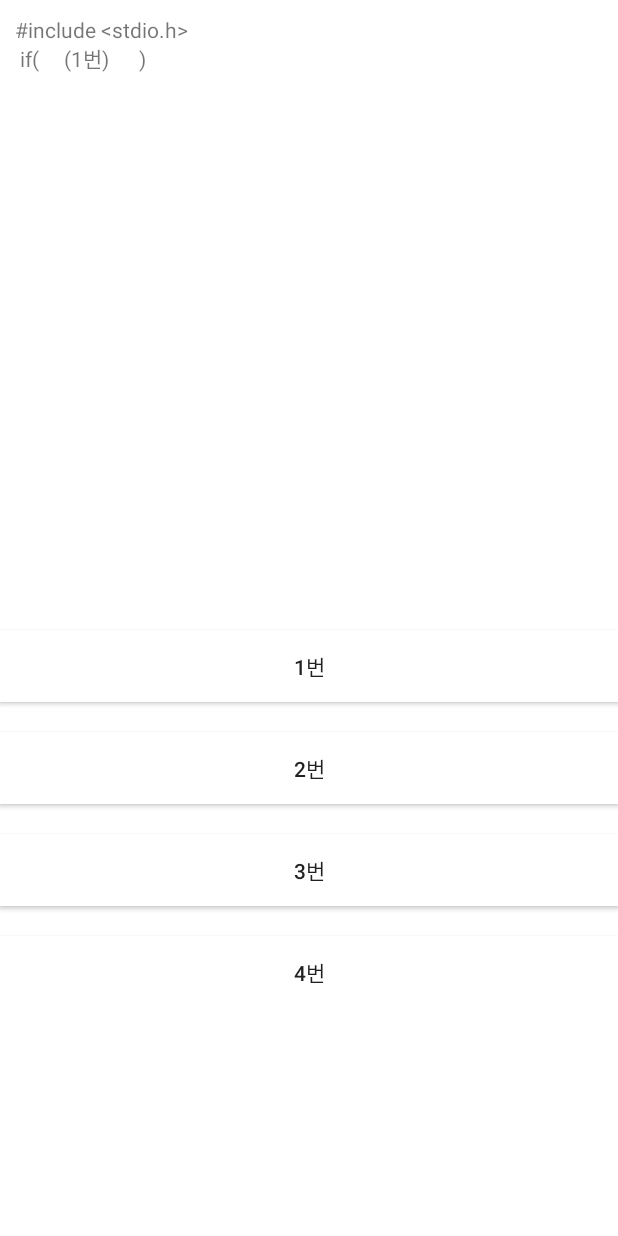
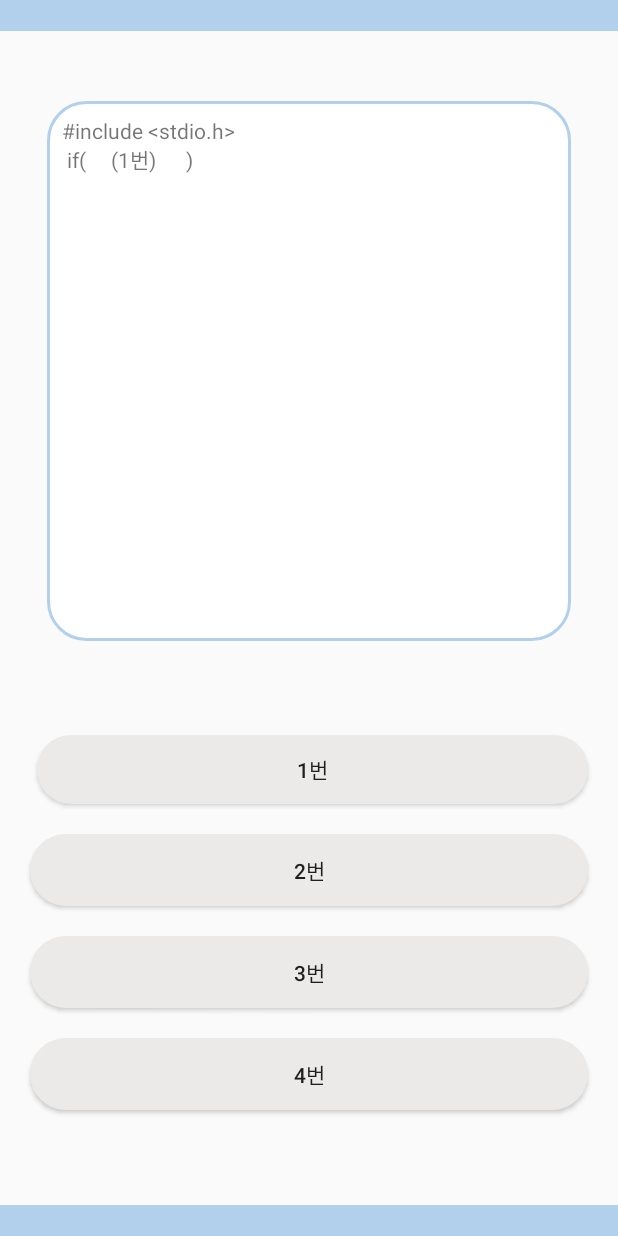
Before and after one commit to LeeSaeBom/CODIZ-AOS, an Android app: the layout activity_choose.xml on its own in the app's theme, with its tools: preview values and no code run, on a phone screen of 412 x 824 dp. Run offline under Robolectric (Android 15) with nearby library versions, the phone set to English and light mode, and no system bars.

Commit message:
답선택화면 리팩토링

```diff
--- a/app/src/main/res/layout/activity_choose.xml
+++ b/app/src/main/res/layout/activity_choose.xml
@@ -1,75 +1,142 @@
 <?xml version="1.0" encoding="utf-8"?>
 <androidx.constraintlayout.widget.ConstraintLayout xmlns:android="http://schemas.android.com/apk/res/android"
-    xmlns:app="http://schemas.android.com/apk/res-auto"
-    xmlns:tools="http://schemas.android.com/tools"
     android:layout_width="match_parent"
     android:layout_height="match_parent"
+    xmlns:app="http://schemas.android.com/apk/res-auto"
+    xmlns:tools="http://schemas.android.com/tools">
     android:background="@color/background">
 
-    <ScrollView
-        android:layout_width="match_parent"
-        android:layout_height="match_parent">
+    <androidx.constraintlayout.widget.ConstraintLayout
+        android:id="@+id/const_top"
+        android:layout_width="0dp"
+        android:layout_height="0dp"
+        app:layout_constraintEnd_toEndOf="parent"
+        app:layout_constraintHeight_percent="0.025"
+        app:layout_constraintStart_toStartOf="parent"
+        app:layout_constraintTop_toTopOf="parent"
+        app:layout_constraintWidth_percent="1">
 
-        <LinearLayout
-            android:layout_width="match_parent"
-            android:layout_height="wrap_content"
-            android:orientation="vertical" >
+        <View
+            android:id="@+id/topView3"
+            android:layout_width="0dp"
+            android:layout_height="match_parent"
+            android:background="#B2D0EB"
+            app:layout_constraintEnd_toEndOf="parent"
+            app:layout_constraintStart_toStartOf="parent"
+            app:layout_constraintTop_toTopOf="parent"
+            tools:ignore="MissingConstraints" />
+
+    </androidx.constraintlayout.widget.ConstraintLayout>
+    <androidx.constraintlayout.widget.ConstraintLayout
+        android:id="@+id/const_problem"
+        android:layout_width="0dp"
+        android:layout_height="0dp"
+        app:layout_constraintEnd_toEndOf="parent"
+        app:layout_constraintHeight_percent="0.55"
+        app:layout_constraintStart_toStartOf="parent"
+        app:layout_constraintTop_toBottomOf="@+id/const_top"
+        app:layout_constraintWidth_percent="1">
 
         <TextView
             android:id="@+id/problemDescription"
-                android:layout_width="match_parent"
-                android:layout_height="400dp"
+            android:layout_width="349dp"
+            android:layout_height="360dp"
+            android:background="@drawable/border_blue"
             android:padding="10dp"
-                android:text="#include &lt;stdio.h&gt; \n if(     (1번)      )" />
+            android:text="#include &lt;stdio.h&gt; \n if(     (1번)      )"
+            app:layout_constraintBottom_toBottomOf="parent"
+            app:layout_constraintEnd_toEndOf="parent"
+            app:layout_constraintStart_toStartOf="parent"
+            app:layout_constraintTop_toTopOf="parent" />
+
+    </androidx.constraintlayout.widget.ConstraintLayout>
+    <androidx.constraintlayout.widget.ConstraintLayout
+        android:id="@+id/const_choose"
+        android:layout_width="0dp"
+        android:layout_height="0dp"
+        app:layout_constraintEnd_toEndOf="parent"
+        app:layout_constraintHeight_percent="0.4"
+        app:layout_constraintStart_toStartOf="parent"
+        app:layout_constraintTop_toBottomOf="@+id/const_problem"
+        app:layout_constraintWidth_percent="1">
 
         <Button
             android:id="@+id/problem_description_one"
-                android:layout_width="match_parent"
-                android:layout_height="wrap_content"
+            android:layout_width="367dp"
+            android:layout_height="46dp"
             android:layout_gravity="right"
-                android:layout_marginTop="20dp"
-                android:background="#FFFFFF"
+            android:layout_marginStart="20dp"
+            android:layout_marginTop="16dp"
+            android:layout_marginEnd="20dp"
+            android:background="@drawable/bnt_gray"
             android:text="1번"
             app:layout_constraintEnd_toEndOf="parent"
             app:layout_constraintStart_toEndOf="@+id/login_reg_btn"
-                app:layout_constraintTop_toBottomOf="@+id/login_bg" />
+            app:layout_constraintTop_toTopOf="parent" />
 
         <Button
             android:id="@+id/problem_description_two"
             android:layout_width="match_parent"
             android:layout_height="wrap_content"
             android:layout_gravity="right"
+            android:layout_marginStart="20dp"
             android:layout_marginTop="20dp"
-                android:background="#FFFFFF"
+            android:layout_marginEnd="20dp"
+            android:background="@drawable/bnt_gray"
             android:text="2번"
             app:layout_constraintEnd_toEndOf="parent"
             app:layout_constraintStart_toEndOf="@+id/login_reg_btn"
-                app:layout_constraintTop_toBottomOf="@+id/login_bg" />
+            app:layout_constraintTop_toBottomOf="@id/problem_description_one" />
 
         <Button
             android:id="@+id/problem_description_three"
             android:layout_width="match_parent"
             android:layout_height="wrap_content"
             android:layout_gravity="right"
+            android:layout_marginStart="20dp"
             android:layout_marginTop="20dp"
-                android:background="#FFFFFF"
+            android:layout_marginEnd="20dp"
+            android:background="@drawable/bnt_gray"
             android:text="3번"
             app:layout_constraintEnd_toEndOf="parent"
             app:layout_constraintStart_toEndOf="@+id/login_reg_btn"
-                app:layout_constraintTop_toBottomOf="@+id/login_bg" />
+            app:layout_constraintTop_toBottomOf="@+id/problem_description_two" />
 
         <Button
             android:id="@+id/problem_description_four"
             android:layout_width="match_parent"
             android:layout_height="wrap_content"
             android:layout_gravity="right"
+            android:layout_marginStart="20dp"
             android:layout_marginTop="20dp"
-                android:background="#FFFFFF"
+            android:layout_marginEnd="20dp"
+            android:background="@drawable/bnt_gray"
             android:text="4번"
             app:layout_constraintEnd_toEndOf="parent"
             app:layout_constraintStart_toEndOf="@+id/login_reg_btn"
-                app:layout_constraintTop_toBottomOf="@+id/login_bg" />
-        </LinearLayout>
-    </ScrollView>
+            app:layout_constraintTop_toBottomOf="@+id/problem_description_three" />
+
+
 
     </androidx.constraintlayout.widget.ConstraintLayout>
+    <androidx.constraintlayout.widget.ConstraintLayout
+        android:id="@+id/cstLyViewBottom"
+        android:layout_width="0dp"
+        android:layout_height="0dp"
+        app:layout_constraintBottom_toBottomOf="parent"
+        app:layout_constraintEnd_toEndOf="parent"
+        app:layout_constraintHeight_percent="0.025"
+        app:layout_constraintStart_toStartOf="parent"
+        app:layout_constraintWidth_percent="1.0">
+
+        <View
+            android:id="@+id/topView4"
+            android:layout_width="match_parent"
+            android:layout_height="match_parent"
+            android:background="#B2D0EB"
+            app:layout_constraintBottom_toBottomOf="parent"
+            app:layout_constraintEnd_toEndOf="parent"
+            app:layout_constraintStart_toStartOf="parent"
+            tools:ignore="MissingConstraints" />
+    </androidx.constraintlayout.widget.ConstraintLayout>
+</androidx.constraintlayout.widget.ConstraintLayout>
```
Lines whose indentation alone changed are shown as unchanged.
